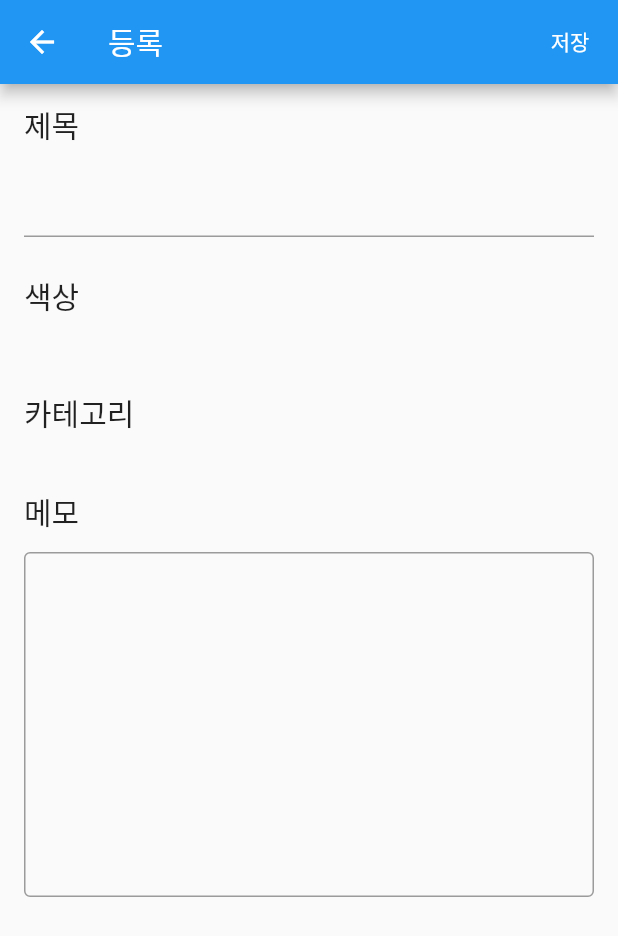
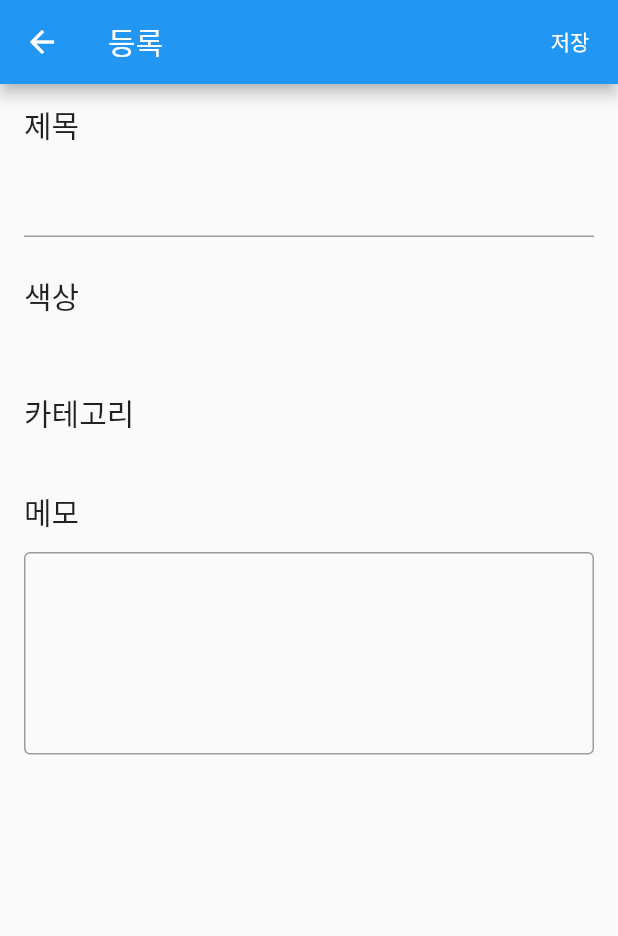
Before and after one commit to dlgndud/flutter_todo, a Flutter app: the screen it shows after launch, after a tap on the "add" icon, on a phone screen of 412 x 824 dp. Shown: the top 936 px of the screen. Run offline on Flutter 3.47's test engine with Material 2 defaults, Android fonts, the phone set to English and light mode, and no system bars; our stand-ins replace sqflite; accounts and stored records are empty.

Commit message:
db update

```diff
--- a/lib/data/database.dart
+++ b/lib/data/database.dart
@@ -1,15 +1,15 @@
 import 'package:flutter_todo/data/todo.dart';
+import 'package:path/path.dart';
 import 'package:sqflite/sqflite.dart';
-import 'package:path/path.dart';
 
-class DataBaseHelper {
+class DatabaseHelper {
   static final _databaseName = "todo.db";
   static final _databaseVersion = 1;
   static final todoTable = "todo";
 
-  DataBaseHelper._privateConstructor();
+  DatabaseHelper._privateConstructor();
 
-  static final DataBaseHelper instance = DataBaseHelper._privateConstructor();
+  static final DatabaseHelper instance = DatabaseHelper._privateConstructor();
 
   static Database _database;
 
@@ -28,44 +28,44 @@ class DataBaseHelper {
 
   Future _onCreate(Database db, int version) async {
     await db.execute('''
-    CREATE TABLE IF NOT EXSITS $todoTable (
+      CREATE TABLE IF NOT EXISTS $todoTable (
         id INTEGER PRIMARY KEY AUTOINCREMENT,
         date INTEGER DEFAULT 0,
+        done INTEGER DEFAULT 0,
         title String,
         memo String,
         color INTEGER,
-      category String,
-      done INTEGER
+        category String
       )
       ''');
   }
 
   Future _onUpgrade(Database db, int oldVersion, int newVersion) async {}
 
-  // todo create
-  // todo update
-  // todo read
-
+  // 투두 입력, 수정, 불러오기
   Future<int> insertTodo(Todo todo) async {
     Database db = await instance.database;
+
     if (todo.id == null) {
+      // 새로 추가
       Map<String, dynamic> row = {
         "title": todo.title,
         "date": todo.date,
+        "done": todo.done,
         "memo": todo.memo,
         "color": todo.color,
-        "category": todo.category,
-        "done": todo.done
+        "category": todo.category
       };
+
       return await db.insert(todoTable, row);
     } else {
       Map<String, dynamic> row = {
         "title": todo.title,
         "date": todo.date,
+        "done": todo.done,
         "memo": todo.memo,
         "color": todo.color,
-        "category": todo.category,
-        "done": todo.done
+        "category": todo.category
       };
 
       return await db
@@ -77,18 +77,21 @@ class DataBaseHelper {
     Database db = await instance.database;
     List<Todo> todos = [];
 
-    var query = await db.query(todoTable);
+    var queries = await db.query(todoTable);
+    print(queries);
 
-    for (var q in query) {
+    for (var q in queries) {
       todos.add(Todo(
         id: q["id"],
         title: q["title"],
         date: q["date"],
+        done: q["done"],
         memo: q["memo"],
+        category: q["category"],
         color: q["color"],
-          category: q["category"],
-          done: q["done"]));
+      ));
     }
+
     return todos;
   }
 
@@ -96,18 +99,21 @@ class DataBaseHelper {
     Database db = await instance.database;
     List<Todo> todos = [];
 
-    var query = await db.query(todoTable, where: "date = ?", whereArgs: [date]);
+    var queries =
+        await db.query(todoTable, where: "date = ?", whereArgs: [date]);
 
-    for (var q in query) {
+    for (var q in queries) {
       todos.add(Todo(
         id: q["id"],
         title: q["title"],
         date: q["date"],
+        done: q["done"],
         memo: q["memo"],
+        category: q["category"],
         color: q["color"],
-          category: q["category"],
-          done: q["done"]));
+      ));
     }
+
     return todos;
   }
 }
--- a/lib/main.dart
+++ b/lib/main.dart
@@ -1,5 +1,5 @@
 import 'package:flutter/material.dart';
-
+import 'package:flutter_todo/data/database.dart';
 import 'package:flutter_todo/data/todo.dart';
 import 'package:flutter_todo/data/utils.dart';
 import 'package:flutter_todo/todowrite.dart';
@@ -32,33 +32,21 @@ class MyHomePage extends StatefulWidget {
 }
 
 class _MyHomePageState extends State<MyHomePage> {
-  List<Todo> todos = [
-    Todo(
-        title: "패스트캠퍼스 강의듣기",
-        memo: "플러터 앱개발 강의",
-        color: Colors.redAccent.value,
-        done: 0,
-        category: "공부",
-        date: 20211101),
-    Todo(
-        title: "패스트캠퍼스 강의듣기",
-        memo: "VueJS 프런트앤드개발 강의",
-        color: Colors.blue.value,
-        done: 1,
-        category: "공부",
-        date: 20211101),
-    Todo(
-        title: "패스트캠퍼스 강의듣기",
-        memo: "TypeScript 프런트앤드개발 강의",
-        color: Colors.amber.value,
-        done: 1,
-        category: "공부",
-        date: 20211101)
-  ];
+  final dbHelper = DatabaseHelper.instance;
+
+  List<Todo> todos = [];
+
+  int selectedIndex = 0;
+
+  void getTodayTodo() async {
+    todos = await dbHelper.getTodoByDate(Utils.getFormatTime(DateTime.now()));
+    setState(() {});
+  }
 
   @override
   void initState() {
     super.initState();
+    getTodayTodo();
   }
 
   @override
@@ -71,7 +59,51 @@ class _MyHomePageState extends State<MyHomePage> {
         ),
         preferredSize: Size.fromHeight(0),
       ),
-      body: ListView.builder(
+      body: getPage(),
+      bottomNavigationBar: BottomNavigationBar(
+        items: [
+          BottomNavigationBarItem(icon: Icon(Icons.today), label: "오늘"),
+          BottomNavigationBarItem(
+              icon: Icon(Icons.assignment_outlined), label: "기록"),
+          BottomNavigationBarItem(icon: Icon(Icons.more_horiz), label: "더보기")
+        ],
+        currentIndex: selectedIndex,
+        onTap: (idx) {
+          setState(() {
+            selectedIndex = idx;
+          });
+        },
+      ),
+      floatingActionButton: FloatingActionButton(
+        child: Icon(Icons.add),
+        onPressed: () async {
+          // 등록화면으로 이동
+          await Navigator.of(context).push(MaterialPageRoute(
+              builder: (builder) => TodoWrite(
+                  todo: Todo(
+                      title: '',
+                      color: 0,
+                      memo: '',
+                      done: 0,
+                      category: '',
+                      date: Utils.getFormatTime(DateTime.now())))));
+
+          getTodayTodo();
+        },
+      ),
+    );
+  }
+
+  Widget getPage() {
+    if (selectedIndex == 0) {
+      return getMain();
+    } else {
+      return getHistory();
+    }
+  }
+
+  Widget getMain() {
+    return ListView.builder(
       // ListView를 빌더를 통해서 4개 생성
       itemBuilder: (ctx, idx) {
         if (idx == 0) {
@@ -148,34 +180,11 @@ class _MyHomePageState extends State<MyHomePage> {
         }
       },
       itemCount: 4,
-      ),
-      bottomNavigationBar: BottomNavigationBar(
-        items: [
-          BottomNavigationBarItem(icon: Icon(Icons.today), label: "오늘"),
-          BottomNavigationBarItem(
-              icon: Icon(Icons.assignment_outlined), label: "기록"),
-          BottomNavigationBarItem(icon: Icon(Icons.more_horiz), label: "더보기")
-        ],
-      ),
-      floatingActionButton: FloatingActionButton(
-        child: Icon(Icons.add),
-        onPressed: () async {
-          // 등록화면으로 이동
-          Todo todo = await Navigator.of(context).push(MaterialPageRoute(
-              builder: (builder) => TodoWrite(
-                  todo: new Todo(
-                      title: '',
-                      color: 0,
-                      memo: '',
-                      done: 0,
-                      category: '',
-                      date: Utils.getFormatTime(DateTime.now())))));
-          setState(() {
-            todos.add(todo);
-          });
-        },
-      ),
     );
+  }
+
+  Widget getHistory() {
+    return Container();
   }
 }
 
--- a/lib/todowrite.dart
+++ b/lib/todowrite.dart
@@ -1,4 +1,5 @@
 import 'package:flutter/material.dart';
+import 'package:flutter_todo/data/database.dart';
 import 'package:flutter_todo/data/todo.dart';
 
 class TodoWrite extends StatefulWidget {
@@ -14,6 +15,7 @@ class TodoWrite extends StatefulWidget {
 class _TodoWriteState extends State<TodoWrite> {
   TextEditingController nameController = TextEditingController();
   TextEditingController memoController = TextEditingController();
+  final dbHelper = DatabaseHelper.instance;
   int colorIdx = 0;
   int categoryIdx = 0;
 
@@ -31,10 +33,11 @@ class _TodoWriteState extends State<TodoWrite> {
           title: Text("등록"),
           actions: [
             TextButton(
-                onPressed: () {
+                onPressed: () async {
                   widget.todo.title = nameController.text;
                   widget.todo.memo = memoController.text;
 
+                  await dbHelper.insertTodo(widget.todo); // 입력이 완료될때까지 wait
                   Navigator.of(context).pop(widget.todo);
                 },
                 child: Text(
@@ -134,8 +137,8 @@ class _TodoWriteState extends State<TodoWrite> {
                 margin: EdgeInsets.symmetric(horizontal: 16, vertical: 0),
                 child: TextField(
                   controller: memoController,
-                  maxLines: 10,
-                  minLines: 10,
+                  maxLines: 5,
+                  minLines: 5,
                   decoration: InputDecoration(
                       border: OutlineInputBorder(
                           borderSide: BorderSide(color: Colors.black))),
```
Lines whose indentation alone changed are shown as unchanged.
